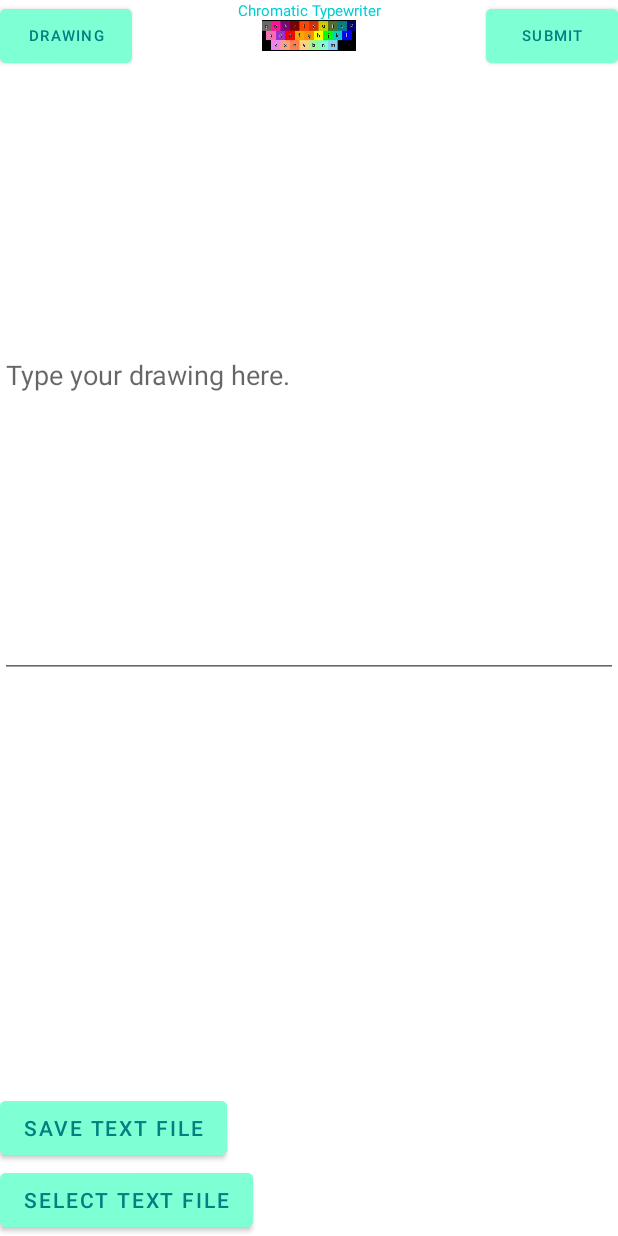
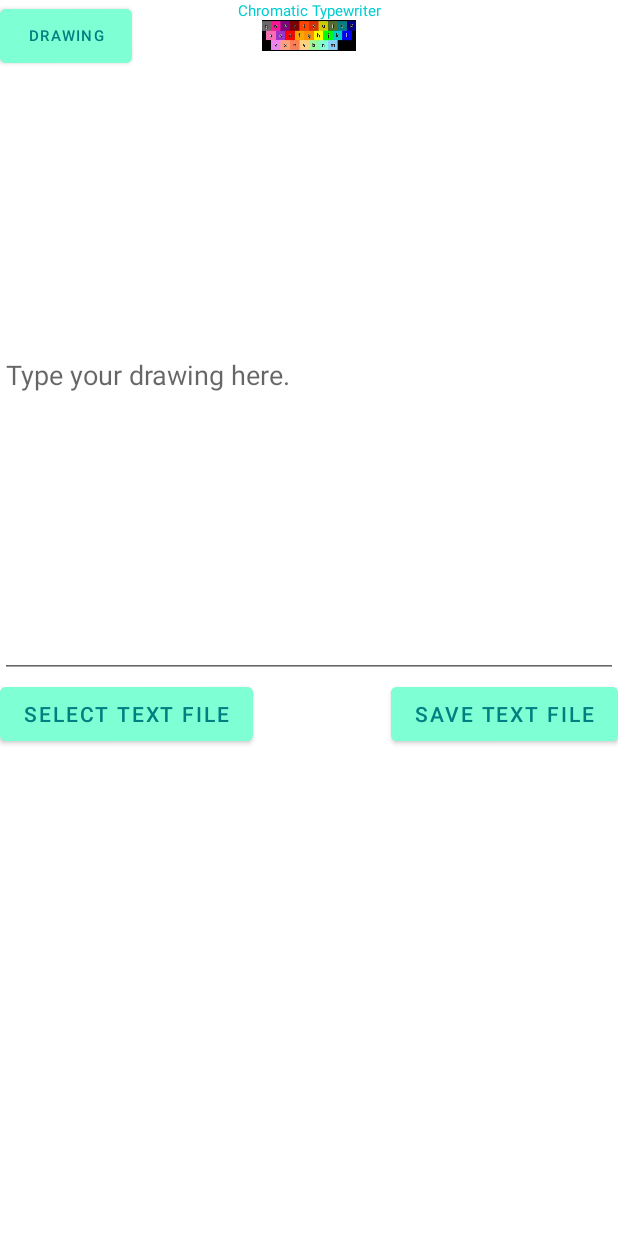
Before and after one commit to LaneSnively/Media-Creation-by-Conversion, an Android app: the SecondFragment screen opened through its navigation route, on a phone screen of 412 x 824 dp. Run offline under Robolectric (Android 15) with nearby library versions, the phone set to English and light mode, and no system bars.

Commit message:
delete duplicate button, rearrange buttons

```diff
--- a/MCBC/app/src/main/java/com/example/mediacreationbyconversion/SecondFragment.java
+++ b/MCBC/app/src/main/java/com/example/mediacreationbyconversion/SecondFragment.java
@@ -60,11 +60,6 @@ public class SecondFragment extends Fragment {
         super.onViewCreated(view, savedInstanceState);
 
         binding.tokeyboardinput.setOnClickListener(view1 -> {
-            NavHostFragment.findNavController(SecondFragment.this)
-                    .navigate(R.id.action_SecondFragment_to_FirstFragment);
-        });
-
-        binding.submit.setOnClickListener(v -> {
             text = Objects.requireNonNull(binding.inputtext.getText()).toString();
             storeText(text);
             NavHostFragment.findNavController(SecondFragment.this)
--- a/MCBC/app/src/main/res/layout/fragment_second.xml
+++ b/MCBC/app/src/main/res/layout/fragment_second.xml
@@ -10,23 +10,23 @@
         android:id="@+id/savefile"
         android:layout_width="wrap_content"
         android:layout_height="wrap_content"
-        android:layout_marginStart="0dp"
         android:backgroundTint="@color/tealLight"
         android:text="save text file"
         android:textColor="@color/tealDark"
-        app:layout_constraintBottom_toTopOf="@+id/selectfile"
-        app:layout_constraintStart_toStartOf="parent" />
+        app:layout_constraintEnd_toEndOf="parent"
+        app:layout_constraintTop_toBottomOf="@+id/inputtext" />
 
     <Button
         android:id="@+id/selectfile"
         android:layout_width="wrap_content"
         android:layout_height="wrap_content"
         android:layout_marginStart="0dp"
+        android:layout_marginTop="0dp"
         android:backgroundTint="@color/tealLight"
         android:text="select text file"
         android:textColor="@color/tealDark"
-        app:layout_constraintBottom_toBottomOf="parent"
-        app:layout_constraintStart_toStartOf="parent" />
+        app:layout_constraintStart_toStartOf="parent"
+        app:layout_constraintTop_toBottomOf="@+id/inputtext" />
 
     <com.google.android.material.textfield.TextInputLayout
         android:layout_width="match_parent"
@@ -37,24 +37,10 @@
     </com.google.android.material.textfield.TextInputLayout>
 
     <Button
-        android:id="@+id/submit"
-        android:layout_width="wrap_content"
-        android:layout_height="wrap_content"
-        android:backgroundTint="@color/tealLight"
-        android:text="submit"
-        android:textColor="@color/tealDark"
-        android:textSize="10dp"
-        app:layout_constraintBottom_toBottomOf="parent"
-        app:layout_constraintEnd_toEndOf="parent"
-        app:layout_constraintHorizontal_bias="1.0"
-        app:layout_constraintStart_toStartOf="parent"
-        app:layout_constraintTop_toTopOf="parent"
-        app:layout_constraintVertical_bias="0.0" />
-
-    <Button
         android:id="@+id/tokeyboardinput"
         android:layout_width="wrap_content"
         android:layout_height="wrap_content"
+        android:layout_marginStart="0dp"
         android:backgroundTint="@color/tealLight"
         android:text="Drawing"
         android:textColor="@color/tealDark"
@@ -74,7 +60,7 @@
         app:layout_constraintEnd_toEndOf="parent"
         app:layout_constraintHorizontal_bias="0.0"
         app:layout_constraintStart_toStartOf="parent"
-        app:layout_constraintTop_toBottomOf="@+id/submit"
+        app:layout_constraintTop_toBottomOf="@+id/tokeyboardinput"
         app:layout_constraintWidth_percent="1"
         app:layout_constraintHeight_percent="0.49"/>
 </androidx.constraintlayout.widget.ConstraintLayout>
```
Also changed, not shown: MCBC/app/src/main/res/layout/fragment_first.xml (+4 -8 lines).
